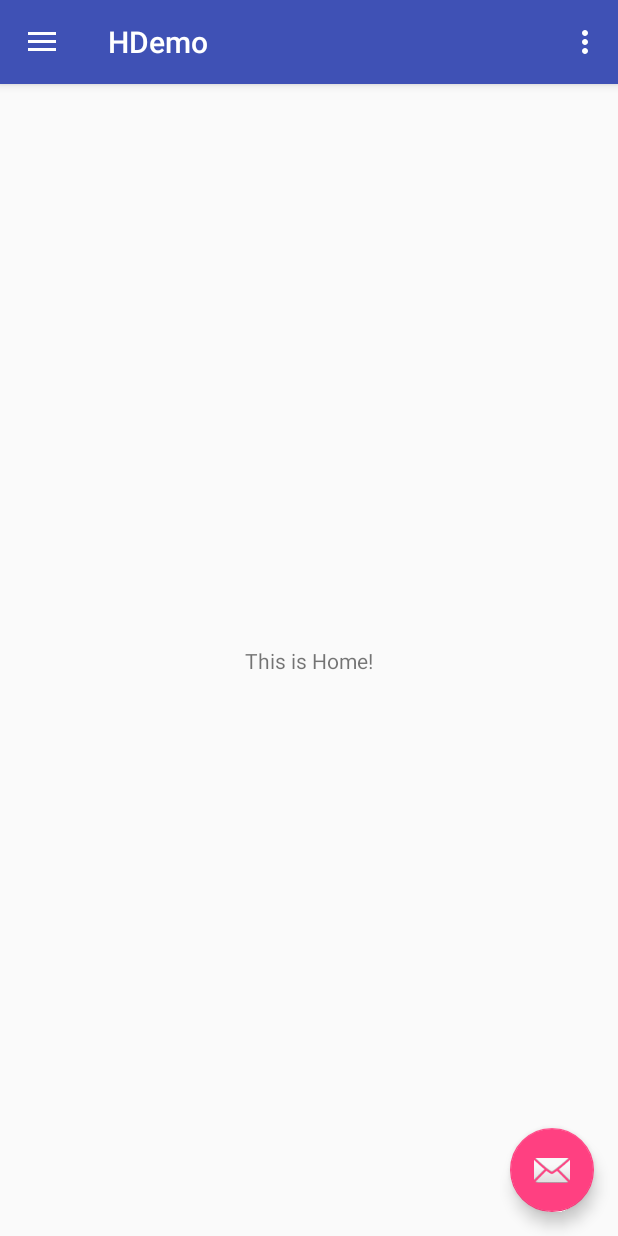
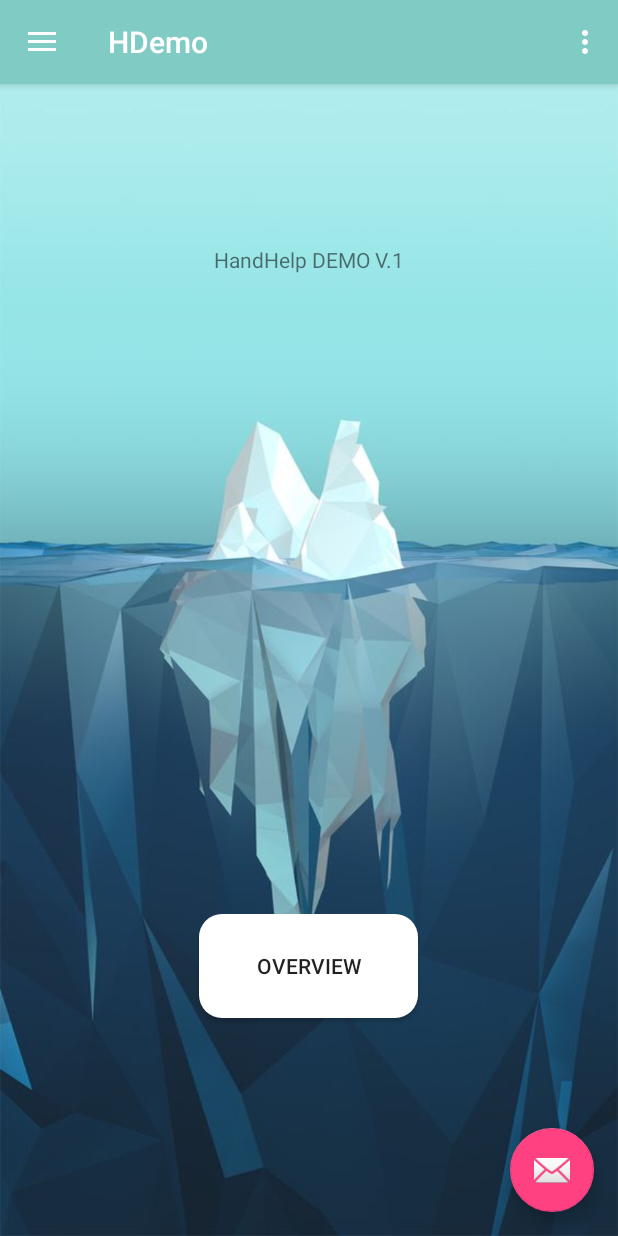
Before and after one commit to Thoritie/HDemo, an Android app: the screen it shows after launch (MainActivity), on a phone screen of 412 x 824 dp. Run offline under Robolectric (Android 15) with nearby library versions, the phone set to English and light mode, and no system bars.

Commit message:
Home and Overview :smile:

```diff
--- a/app/src/main/AndroidManifest.xml
+++ b/app/src/main/AndroidManifest.xml
@@ -1,6 +1,11 @@
 <?xml version="1.0" encoding="utf-8"?>
 <manifest xmlns:android="http://schemas.android.com/apk/res/android"
     package="com.example.handhelp.hdemo" >
+
+    <uses-permission android:name="android.permission.CAMERA" />
+    <uses-permission android:name="android.permission.WRITE_EXTERNAL_STORAGE" />
+    <uses-feature android:name="android.hardware.camera" />
+
 
     <application
         android:allowBackup="true"
--- /dev/null
+++ b/app/src/main/res/drawable/button_rounded.xml
@@ -0,0 +1,11 @@
+<?xml version="1.0" encoding="utf-8"?>
+<selector xmlns:android="http://schemas.android.com/apk/res/android">
+    <item>
+        <shape android:shape="rectangle">
+            <solid android:color="#ffffff"/>
+            <stroke android:color="#8A2BE2"/>
+            <corners android:radius="15dp"/>
+
+        </shape>
+    </item>
+</selector>
--- a/app/src/main/res/layout/content_main.xml
+++ b/app/src/main/res/layout/content_main.xml
@@ -1,5 +1,5 @@
 <?xml version="1.0" encoding="utf-8"?>
-<android.support.constraint.ConstraintLayout
+<RelativeLayout
     xmlns:android="http://schemas.android.com/apk/res/android"
     xmlns:tools="http://schemas.android.com/tools"
     xmlns:app="http://schemas.android.com/apk/res-auto"
@@ -7,16 +7,33 @@
     android:layout_height="match_parent"
     app:layout_behavior="@string/appbar_scrolling_view_behavior"
     tools:showIn="@layout/app_bar_main"
-    tools:context="com.example.handhelp.hdemo.MainActivity">
+    tools:context="com.example.handhelp.hdemo.MainActivity"
+    android:background="@drawable/iced">
 
 
     <TextView
         android:layout_width="wrap_content"
         android:layout_height="wrap_content"
-        android:text="This is Home!"
-        app:layout_constraintBottom_toBottomOf="parent"
+        android:text="HandHelp DEMO V.1"
         app:layout_constraintLeft_toLeftOf="parent"
         app:layout_constraintRight_toRightOf="parent"
-        app:layout_constraintTop_toTopOf="parent" />
+        app:layout_constraintTop_toTopOf="parent"
+        android:layout_marginTop="107dp"
+        android:id="@+id/textView4"
+        android:layout_alignParentTop="true"
+        android:layout_centerHorizontal="true" />
 
-</android.support.constraint.ConstraintLayout>
+    <Button
+        android:id="@+id/button3"
+        android:layout_width="146dp"
+        android:layout_height="69dp"
+        android:text="Overview"
+        android:padding="10dp"
+        android:background="@drawable/button_rounded"
+        tools:layout_editor_absoluteX="119dp"
+        tools:layout_editor_absoluteY="250dp"
+        android:layout_alignParentBottom="true"
+        android:layout_centerHorizontal="true"
+        android:layout_marginBottom="145dp" />
+
+</RelativeLayout>
--- a/app/src/main/res/values/colors.xml
+++ b/app/src/main/res/values/colors.xml
@@ -1,7 +1,9 @@
 <?xml version="1.0" encoding="utf-8"?>
 <resources>
-    <color name="colorPrimary">#3F51B5</color>
-    <color name="colorPrimaryDark">#303F9F</color>
+    <color name="colorPrimary">#80cbc4</color>
+    <color name="colorPrimaryDark">#4db6ac</color>
     <color name="colorAccent">#FF4081</color>
-    <color name="kook">#332d2f</color>color>
+    <color name="colorOver1">#009688</color>
+    <color name="text_color">#ffffff</color>
+
 </resources>
```
Also changed, not shown: app/src/main/java/com/example/handhelp/hdemo/MainActivity.java (+6 -3 lines), app/src/main/res/layout/sign.xml (+10 -0 lines), app/src/main/res/layout/speech.xml (+5 -4 lines), app/src/main/ic_Overview-web.png (added), app/src/main/res/drawable/iced.jpg (added), app/src/main/res/mipmap-hdpi/ic_overview.png (added), app/src/main/res/mipmap-mdpi/ic_overview.png (added), app/src/main/res/mipmap-xhdpi/ic_overview.png (added), app/src/main/res/mipmap-xxhdpi/ic_overview.png (added), app/src/main/res/mipmap-xxxhdpi/ic_overview.png (added).
